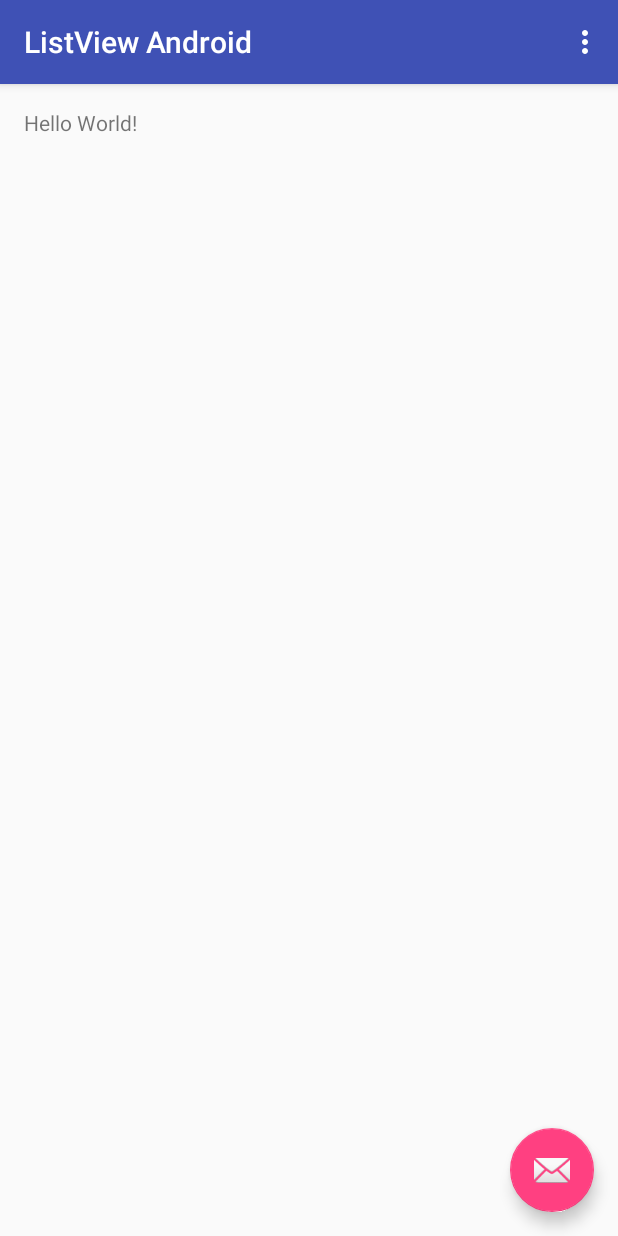
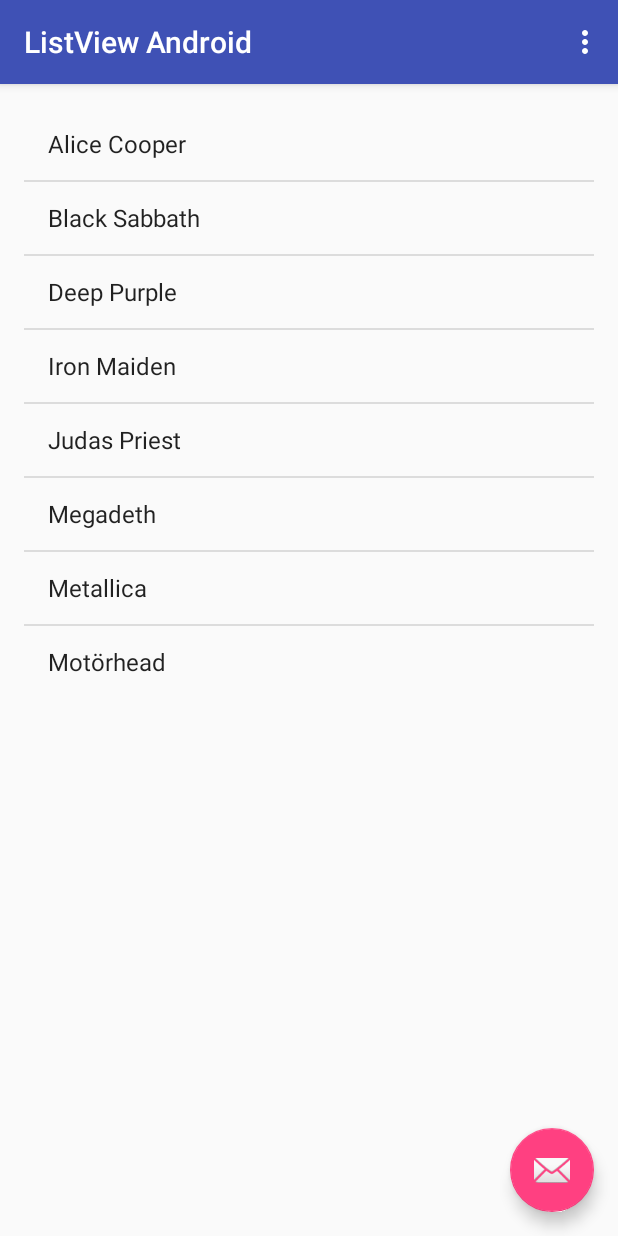
Before and after one commit to igorvilar/ListView-Android, an Android app: the screen it shows after launch (MainActivity), on a phone screen of 412 x 824 dp. Run offline under Robolectric (Android 15) with nearby library versions, the phone set to English and light mode, and no system bars.

Commit message:
Add listview Heavy metal bands with alert to itens of list.

```diff
--- a/app/src/main/java/br/com/igorvilar/listviewandroid/MainActivity.java
+++ b/app/src/main/java/br/com/igorvilar/listviewandroid/MainActivity.java
@@ -1,5 +1,9 @@
 package br.com.igorvilar.listviewandroid;
 
+import android.app.AlertDialog;
+import android.content.DialogInterface;
+import android.content.Intent;
+import android.net.nsd.NsdServiceInfo;
 import android.os.Bundle;
 import android.support.design.widget.FloatingActionButton;
 import android.support.design.widget.Snackbar;
@@ -8,8 +12,17 @@ import android.support.v7.widget.Toolbar;
 import android.view.View;
 import android.view.Menu;
 import android.view.MenuItem;
+import android.widget.AdapterView;
+import android.widget.ListView;
+import android.widget.ArrayAdapter;
+
 
 public class MainActivity extends AppCompatActivity {
+
+    private AlertDialog alerta;
+    ListView listview;
+    private String[] swiftHeavyMetal = {"Alice Cooper", "Black Sabbath", "Deep Purple", "Iron Maiden", "Judas Priest", "Megadeth", "Metallica", "Motörhead"};
+
 
     @Override
     protected void onCreate(Bundle savedInstanceState) {
@@ -26,6 +39,26 @@ public class MainActivity extends AppCompatActivity {
                         .setAction("Action", null).show();
             }
         });
+
+        listview = (ListView)findViewById(R.id.listView);
+
+        ArrayAdapter<String> adapter = new ArrayAdapter<String>(this,
+                android.R.layout.simple_list_item_1, android.R.id.text1, swiftHeavyMetal);
+
+        // Assign adapter to ListView
+        listview.setAdapter(adapter);
+
+        listview.setOnItemClickListener(new AdapterView.OnItemClickListener() {
+
+            @Override
+            public void onItemClick(AdapterView<?> parent, View view,
+                                    int position, long id) {
+                alertBand(swiftHeavyMetal[position]);
+
+            }
+
+        });
+
     }
 
     @Override
@@ -49,4 +82,18 @@ public class MainActivity extends AppCompatActivity {
 
         return super.onOptionsItemSelected(item);
     }
+
+    private void alertBand(String nameBand){
+        AlertDialog.Builder builder = new AlertDialog.Builder(this);
+        builder.setTitle("Alert");
+        builder.setMessage(nameBand);
+
+        builder.setPositiveButton("OK", new DialogInterface.OnClickListener() {
+            public void onClick(DialogInterface arg0, int arg1) {
+            }
+        });
+        alerta = builder.create();
+        //Exibe
+        alerta.show();
+    }
 }
--- a/app/src/main/res/layout/content_main.xml
+++ b/app/src/main/res/layout/content_main.xml
@@ -12,8 +12,11 @@
     tools:context="br.com.igorvilar.listviewandroid.MainActivity"
     tools:showIn="@layout/activity_main">
 
-    <TextView
+    <ListView
         android:layout_width="wrap_content"
         android:layout_height="wrap_content"
-        android:text="Hello World!" />
+        android:id="@+id/listView"
+        android:layout_alignParentTop="true"
+        android:layout_alignParentLeft="true"
+        android:layout_alignParentStart="true" />
 </RelativeLayout>
```
